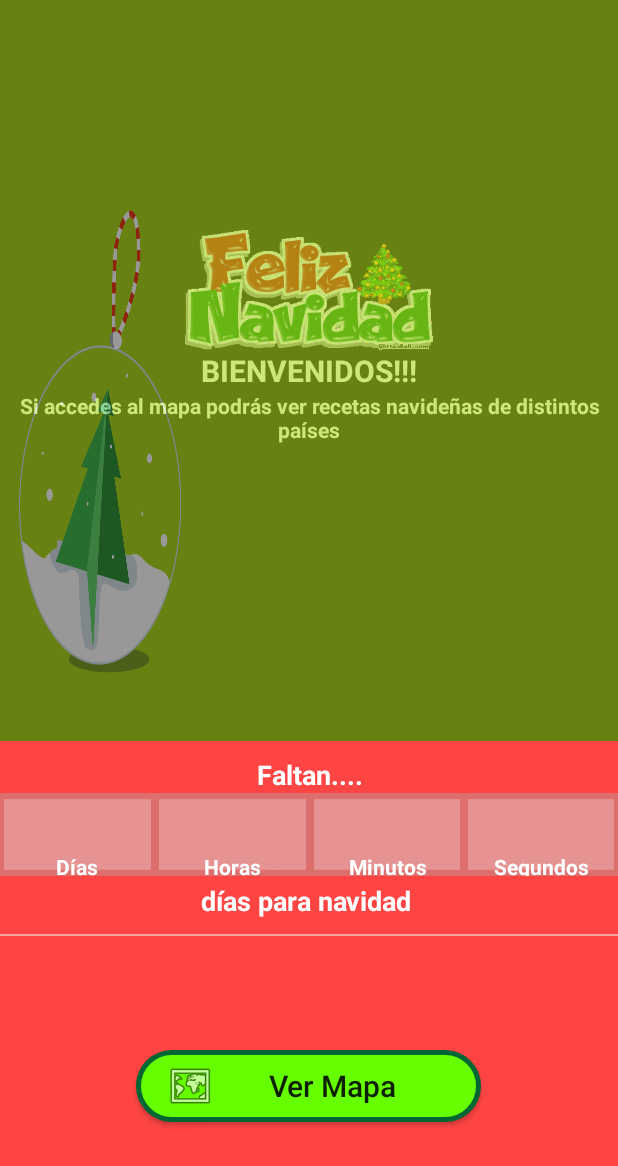
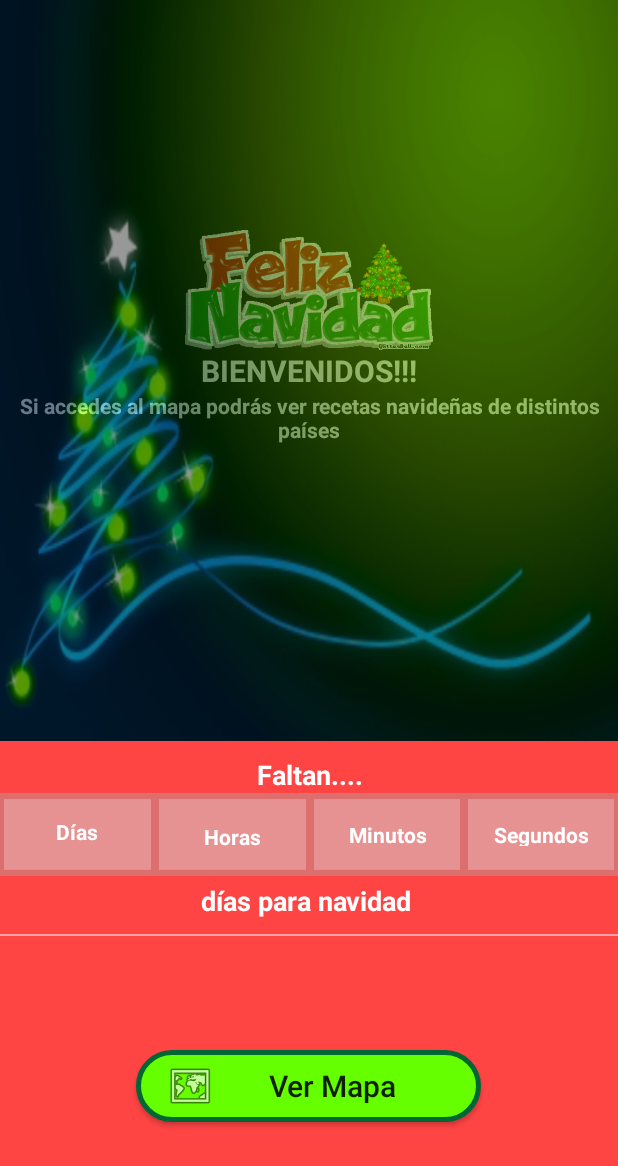
Before and after one commit to lauraalexandra/ProyectoFinal_StudyJam, an Android app: the layout activity_main.xml on its own in the app's theme, with its tools: preview values and no code run, on a phone screen of 412 x 824 dp. Shown: the top 1166 px of the screen. Run offline under Robolectric (Android 15) with nearby library versions, the phone set to English and light mode, and no system bars.

Commit message:
casi listo

```diff
--- a/app/src/main/AndroidManifest.xml
+++ b/app/src/main/AndroidManifest.xml
@@ -11,7 +11,7 @@
 
     <application
         android:allowBackup="true"
-        android:icon="@mipmap/ic_launcher"
+        android:icon="@drawable/icono"
         android:label="@string/app_name"
         android:supportsRtl="true"
         android:theme="@style/AppTheme">
--- a/app/src/main/java/campos/tres/minimo/recetasdenavidadenelmundo/SplashScreenActivity.java
+++ b/app/src/main/java/campos/tres/minimo/recetasdenavidadenelmundo/SplashScreenActivity.java
@@ -20,7 +20,7 @@ public class SplashScreenActivity extends AppCompatActivity {
                     e.printStackTrace();
                 }finally
                 {
-                    Intent intent = new Intent(SplashScreenActivity.this,MapsActivity.class);
+                    Intent intent = new Intent(SplashScreenActivity.this,MainActivity.class);
                 startActivity(intent);}
             }
         };
--- a/app/src/main/res/layout/activity_main.xml
+++ b/app/src/main/res/layout/activity_main.xml
@@ -11,7 +11,7 @@
         android:layout_width="match_parent"
         android:layout_height="0dp"
         android:layout_weight="3"
-        android:background="@drawable/Christmas_ornament">
+        android:background="@drawable/na">
 
         <RelativeLayout
             android:layout_width="match_parent"
@@ -100,6 +100,7 @@
                     android:background="@drawable/contador"
                     android:gravity="center"
                     android:orientation="vertical" >
+
                     <TextView
                         android:id="@+id/txtTimerDay"
                         android:layout_width="fill_parent"
@@ -110,13 +111,14 @@
                         android:textColor="#4a0000"
                         android:textSize="35sp"
                         android:textStyle="bold" />
+
                     <TextView
                         android:id="@+id/tvDias"
                         android:layout_width="fill_parent"
                         android:layout_height="wrap_content"
-                        android:layout_weight="1"
                         android:gravity="center_horizontal"
                         android:text="Días"
+                        android:paddingBottom="20dp"
                         android:textAppearance="?android:attr/textAppearanceSmall"
                         android:textColor="#fff"
                         android:textStyle="bold" />
@@ -142,10 +144,10 @@
                     <TextView
                         android:id="@+id/tvHoras"
                         android:layout_width="fill_parent"
-                        android:layout_height="wrap_content"
-                        android:layout_weight="1"
+                        android:layout_height="36dp"
                         android:gravity="center_horizontal"
                         android:text="Horas"
+                        android:paddingBottom="20dp"
                         android:textAppearance="?android:attr/textAppearanceSmall"
                         android:textColor="#fff"
                         android:textStyle="bold" />
@@ -171,10 +173,10 @@
                     <TextView
                         android:id="@+id/tvMinutos"
                         android:layout_width="fill_parent"
-                        android:layout_height="wrap_content"
-                        android:layout_weight="1"
+                        android:layout_height="37dp"
                         android:gravity="center_horizontal"
                         android:text="Minutos"
+                        android:paddingBottom="20dp"
                         android:textAppearance="?android:attr/textAppearanceSmall"
                         android:textColor="#fff"
                         android:textStyle="bold" />
@@ -200,10 +202,10 @@
                     <TextView
                         android:id="@+id/tvSegundos"
                         android:layout_width="fill_parent"
-                        android:layout_height="wrap_content"
-                        android:layout_weight="1"
+                        android:layout_height="37dp"
                         android:gravity="center_horizontal"
                         android:text="Segundos"
+                        android:paddingBottom="20dp"
                         android:textAppearance="?android:attr/textAppearanceSmall"
                         android:textColor="#fff"
                         android:textStyle="bold" />
@@ -250,6 +252,7 @@
                 android:paddingRight="20dp"
                 android:drawableLeft="@android:drawable/ic_menu_mapmode"
                 android:textAllCaps="false"
+                android:onClick="boton"
                 />
 
 
--- a/app/src/main/res/layout/activity_mis_recetas.xml
+++ b/app/src/main/res/layout/activity_mis_recetas.xml
@@ -19,11 +19,13 @@
             <ImageView
                 android:id="@+id/recetaImg"
                 android:layout_width="match_parent"
+                android:paddingTop="15dp"
                 android:layout_height="150dp" />
             <TextView
                 android:id="@+id/recetaTxt"
                 android:layout_width="match_parent"
-                android:layout_height="wrap_content" />
+                android:layout_height="wrap_content"
+                android:textStyle="bold"/>
 
         </LinearLayout>
     </ScrollView>
--- a/app/src/main/res/values/strings.xml
+++ b/app/src/main/res/values/strings.xml
@@ -11,6 +11,7 @@
 
         <span> SYDNEY </span>
 <span>El tradicional pavo relleno</span>
+
         Ingredientes para 12 raciones de Pavo relleno de Navidad
  1 Unidad de Pavo de 10 kg aproximadamente
  1,5 Kilogramos de Carne Molida de res
```
Also changed, not shown: app/src/main/java/campos/tres/minimo/recetasdenavidadenelmundo/MainActivity.java (+11 -12 lines), app/src/main/res/drawable/icono.png (added), app/src/main/res/drawable/na.jpg (added), 2 other files.
